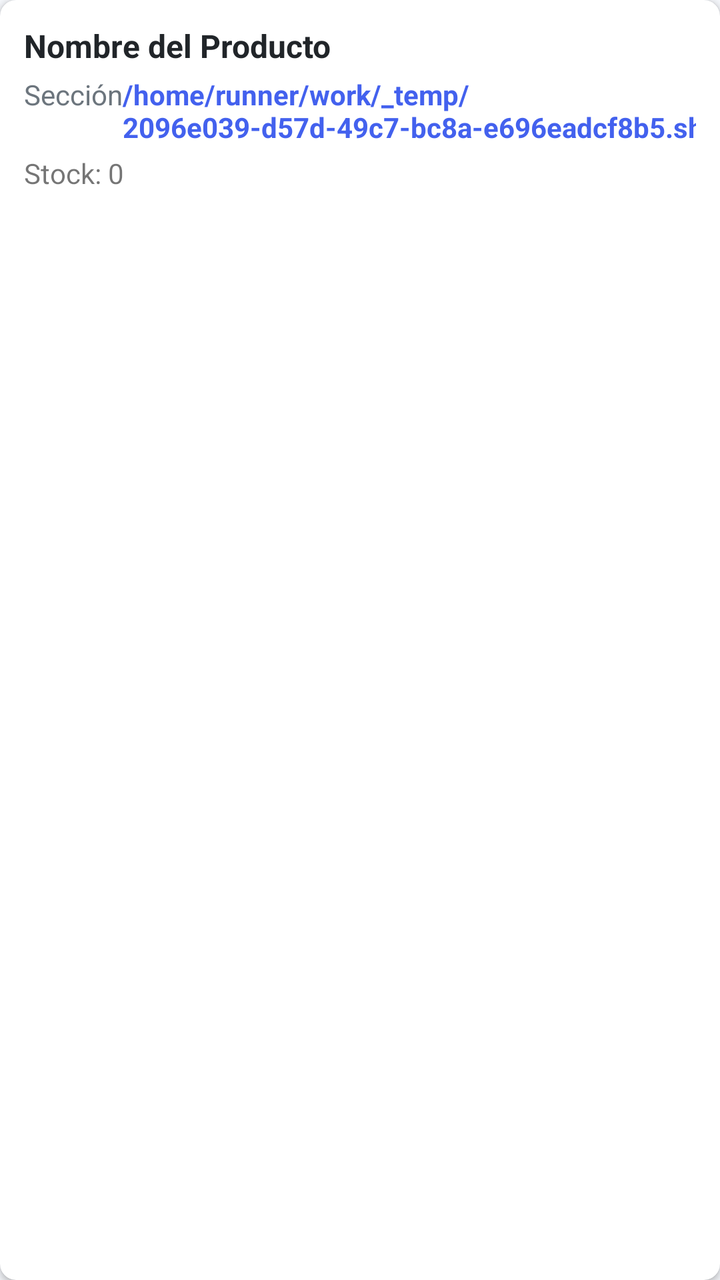
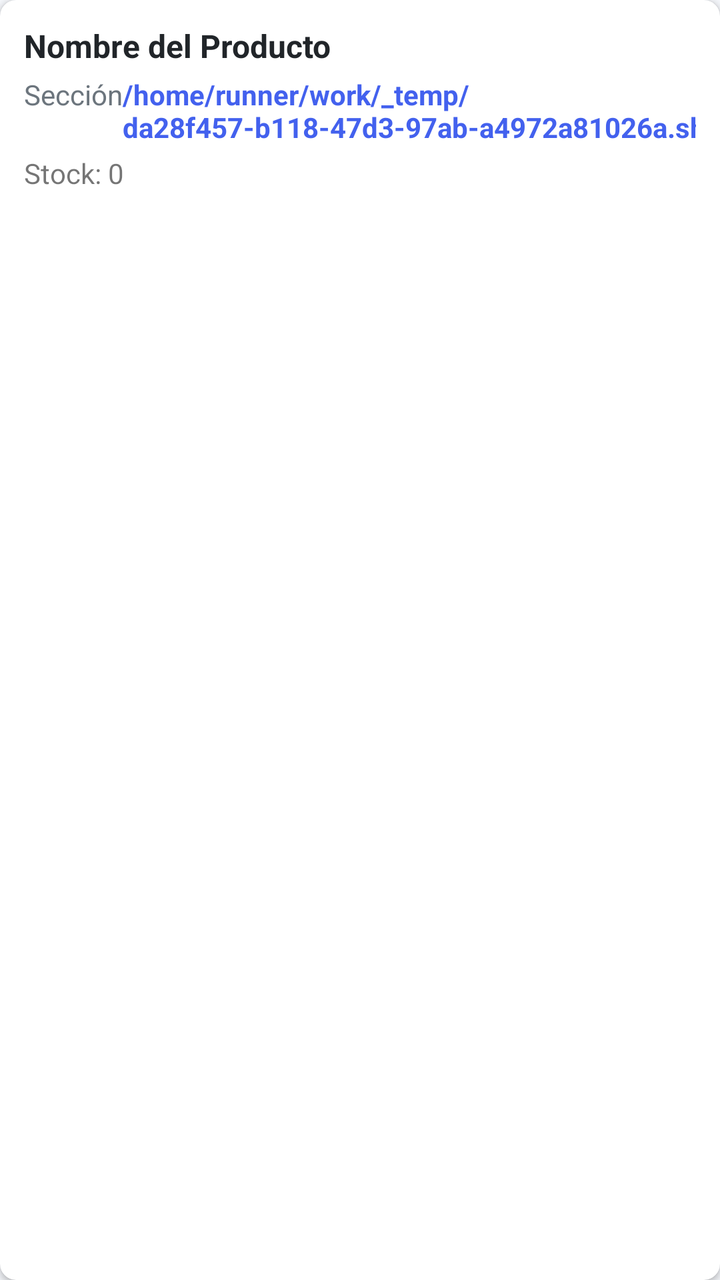

The first picture is an Android layout as it rendered before a commit; the second is the same layout after the commit. The layout source and the unified diff follow.
<!-- AndroidManifest.xml: application theme Theme.OmniVentas -->
<!-- res/layout/item_producto.xml -->
<?xml version="1.0" encoding="utf-8"?>
<androidx.cardview.widget.CardView xmlns:android="http://schemas.android.com/apk/res/android"
    xmlns:app="http://schemas.android.com/apk/res-auto"
    android:layout_width="match_parent"
    android:layout_height="wrap_content"
    android:layout_marginBottom="8dp"
    app:cardCornerRadius="8dp"
    app:cardElevation="2dp">
    <LinearLayout
        android:layout_width="match_parent"
        android:layout_height="wrap_content"
        android:orientation="vertical"
        android:padding="12dp">
        <TextView
            android:id="@+id/tv_nombre"
            android:layout_width="match_parent"
            android:layout_height="wrap_content"
            android:text="Nombre del Producto"
            android:textSize="16sp"
            android:textStyle="bold"
            android:textColor="@color/dark" />
        <LinearLayout
            android:layout_width="match_parent"
            android:layout_height="wrap_content"
            android:orientation="horizontal"
            android:layout_marginTop="4dp">
            <TextView
                android:id="@+id/tv_seccion"
                android:layout_width="0dp"
                android:layout_height="wrap_content"
                android:layout_weight="1"
                android:text="Sección"
                android:textSize="14sp"
                android:textColor="@color/gray" />
            <TextView
                android:id="@+id/tv_precio"
                android:layout_width="wrap_content"
                android:layout_height="wrap_content"
                android:text="/home/runner/work/_temp/2096e039-d57d-49c7-bc8a-e696eadcf8b5.sh.00"
                android:textSize="14sp"
                android:textColor="@color/primary"
                android:textStyle="bold" />
        </LinearLayout>
        <TextView
            android:id="@+id/tv_stock"
            android:layout_width="wrap_content"
            android:layout_height="wrap_content"
            android:text="Stock: 0"
            android:textSize="14sp"
            android:layout_marginTop="4dp" />
    </LinearLayout>
</androidx.cardview.widget.CardView>
<!-- resources referenced by this layout -->
<resources>
  <color name="dark">#212529</color>
  <color name="gray">#6C757D</color>
  <color name="primary">#4361EE</color>
  <style name="Theme.OmniVentas" parent="Theme.MaterialComponents.DayNight.NoActionBar">
          <item name="colorPrimary">@color/primary</item>
          <item name="colorPrimaryVariant">@color/primary_dark</item>
          <item name="colorOnPrimary">@color/white</item>
          <item name="colorSecondary">@color/secondary</item>
          <item name="colorOnSecondary">@color/white</item>
          <item name="android:statusBarColor">@color/primary</item>
          <item name="android:windowBackground">@color/light_gray</item>
      </style>
  <color name="primary_dark">#3A56D4</color>
  <color name="white">#FFFFFF</color>
  <color name="secondary">#3F37C9</color>
  <color name="light_gray">#F5F7FB</color>
</resources>

<!-- the commit's change to res/layout/item_producto.xml (unified diff, before → after) -->
@@ -36,7 +36,7 @@
                 android:id="@+id/tv_precio"
                 android:layout_width="wrap_content"
                 android:layout_height="wrap_content"
-                android:text="/home/runner/work/_temp/2096e039-d57d-49c7-bc8a-e696eadcf8b5.sh.00"
+                android:text="/home/runner/work/_temp/da28f457-b118-47d3-97ab-a4972a81026a.sh.00"
                 android:textSize="14sp"
                 android:textColor="@color/primary"
                 android:textStyle="bold" />
